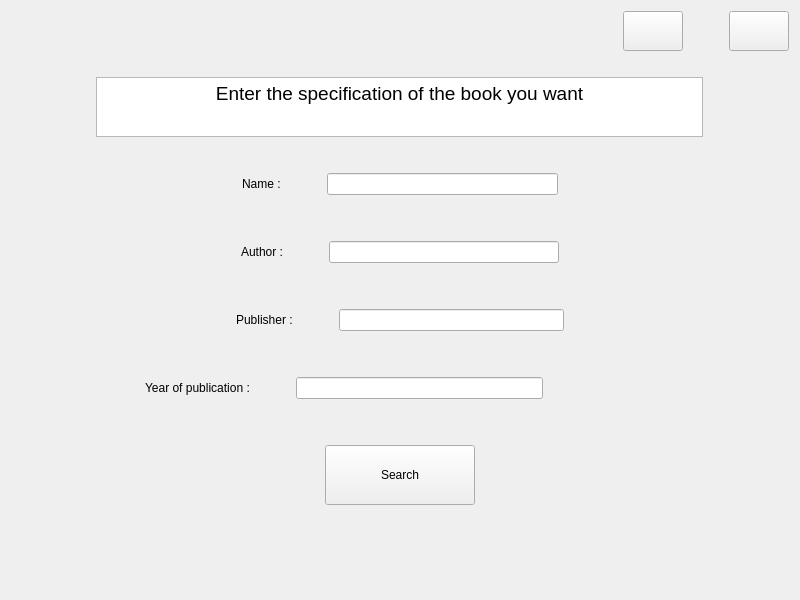
AminNaghiyan/uiap92_project, file Project/search.ui: the form before one commit.
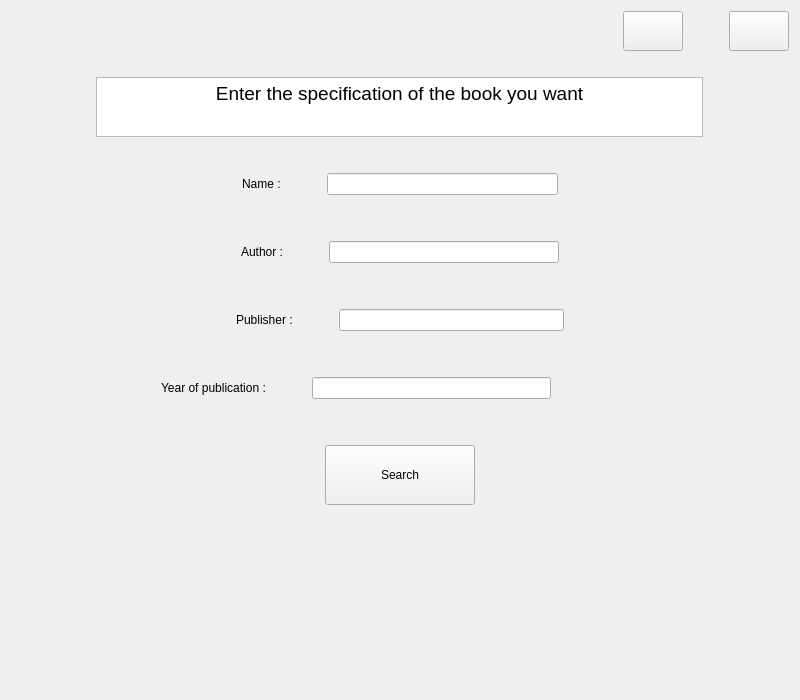
The form after the commit. Icons and pictures are not drawn.

```diff
--- a/Project/search.ui
+++ b/Project/search.ui
@@ -7,7 +7,7 @@
     <x>0</x>
     <y>0</y>
     <width>800</width>
-    <height>600</height>
+    <height>700</height>
    </rect>
   </property>
   <property name="windowTitle">
@@ -440,7 +440,7 @@
            </property>
            <property name="sizeHint" stdset="0">
             <size>
-             <width>134</width>
+             <width>150</width>
              <height>20</height>
             </size>
            </property>
@@ -479,7 +479,7 @@
            </property>
            <property name="sizeHint" stdset="0">
             <size>
-             <width>186</width>
+             <width>40</width>
              <height>20</height>
             </size>
            </property>
```
